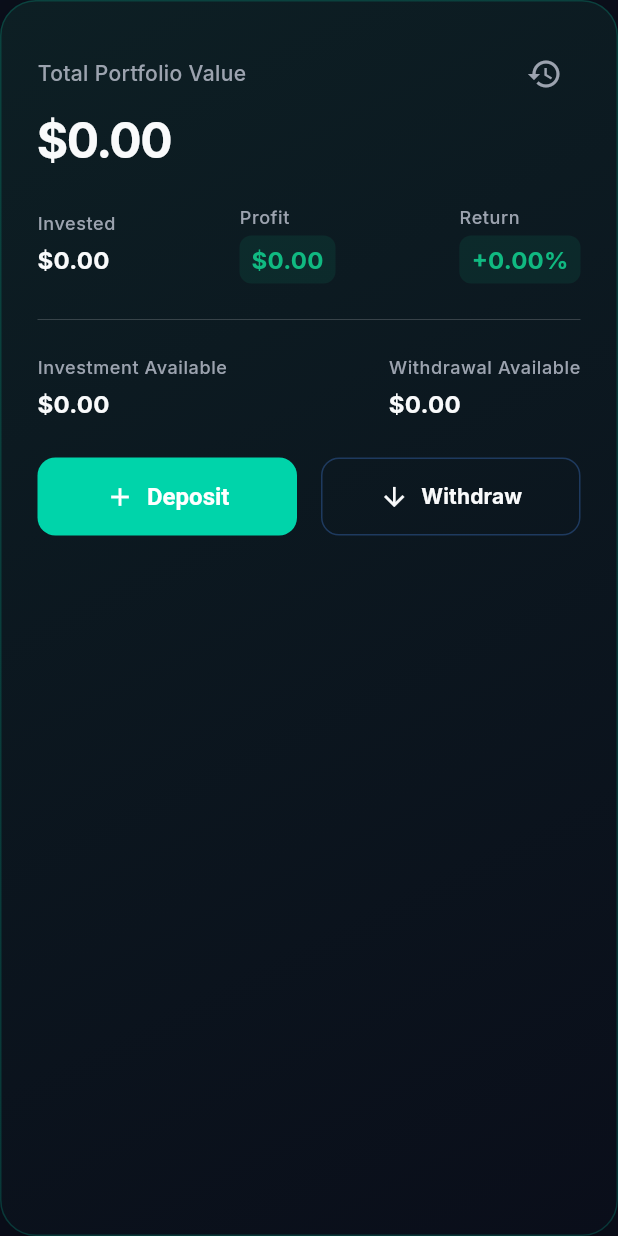
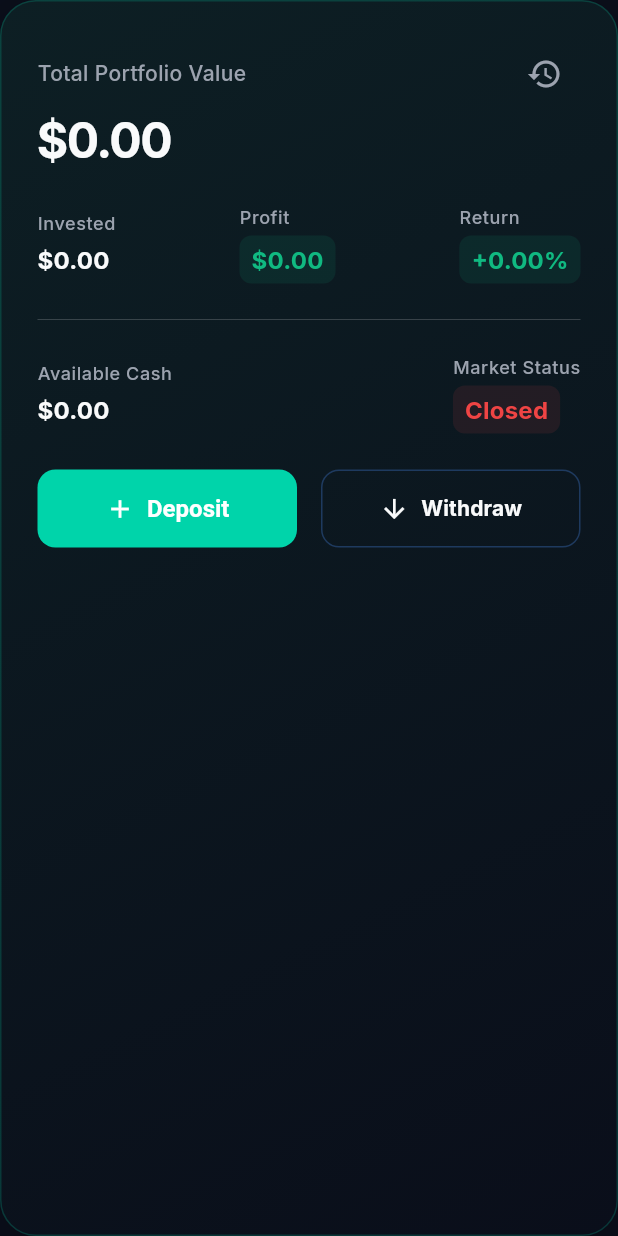
Before and after one commit to mateuss-silva/fintech_session_guard, a Flutter app: the PortfolioSummaryCard widget shown alone on an empty page, opened directly with empty values, on a phone screen of 412 x 824 dp. Run offline on Flutter 3.47's test engine with Material 3 defaults, Android fonts, the phone set to English and light mode, and no system bars; our stand-ins replace dartz, dio, equatable, flutter_bloc, flutter_secure_storage, get_it and 8 more; missing offline and left inert: dart:js_interop; accounts and stored records are empty; network calls fail.

Commit message:
feat: add portfolio summary entity, model, and presentation card widget.

```diff
--- a/lib/features/home/data/models/portfolio_summary_model.dart
+++ b/lib/features/home/data/models/portfolio_summary_model.dart
@@ -12,6 +12,7 @@ class PortfolioSummaryModel extends PortfolioSummaryEntity {
     required super.availableForInvestment,
     required super.availableForWithdrawal,
     required super.totalAssets,
+    required super.isMarketOpen,
     required super.assets,
   });
 
@@ -44,6 +45,7 @@ class PortfolioSummaryModel extends PortfolioSummaryEntity {
           (summary['totalBalance'] as num?)?.toDouble() ??
           0.0,
       totalAssets: (summary['totalAssets'] as num?)?.toInt() ?? 0,
+      isMarketOpen: summary['isMarketOpen'] as bool? ?? false,
       assets: assetsList
           .map((e) => AssetModel.fromJson(e as Map<String, dynamic>))
           .toList(),
@@ -62,6 +64,7 @@ class PortfolioSummaryModel extends PortfolioSummaryEntity {
         'availableForInvestment': availableForInvestment,
         'availableForWithdrawal': availableForWithdrawal,
         'totalAssets': totalAssets,
+        'isMarketOpen': isMarketOpen,
       },
       'assets': assets.map((e) => (e as AssetModel).toJson()).toList(),
     };
--- a/lib/features/home/domain/entities/portfolio_summary_entity.dart
+++ b/lib/features/home/domain/entities/portfolio_summary_entity.dart
@@ -11,6 +11,7 @@ class PortfolioSummaryEntity extends Equatable {
   final double availableForInvestment;
   final double availableForWithdrawal;
   final int totalAssets;
+  final bool isMarketOpen;
   final List<AssetEntity> assets;
 
   const PortfolioSummaryEntity({
@@ -23,6 +24,7 @@ class PortfolioSummaryEntity extends Equatable {
     required this.availableForInvestment,
     required this.availableForWithdrawal,
     required this.totalAssets,
+    required this.isMarketOpen,
     required this.assets,
   });
 
@@ -37,6 +39,7 @@ class PortfolioSummaryEntity extends Equatable {
     availableForInvestment,
     availableForWithdrawal,
     totalAssets,
+    isMarketOpen,
     assets,
   ];
 }
--- a/lib/features/home/presentation/widgets/portfolio_summary_card.dart
+++ b/lib/features/home/presentation/widgets/portfolio_summary_card.dart
@@ -107,15 +107,16 @@ class PortfolioSummaryCard extends StatelessWidget {
               children: [
                 _buildStat(
                   context,
-                  'Investment Available',
+                  'Available Cash',
                   currencyFormat.format(summary.availableForInvestment),
                   AppColors.textPrimary,
                 ),
                 _buildStat(
                   context,
-                  'Withdrawal Available',
-                  currencyFormat.format(summary.availableForWithdrawal),
-                  AppColors.textPrimary,
+                  'Market Status',
+                  summary.isMarketOpen ? 'Open' : 'Closed',
+                  summary.isMarketOpen ? AppColors.profit : AppColors.loss,
+                  isProfit: true,
                 ),
               ],
             ),
```
